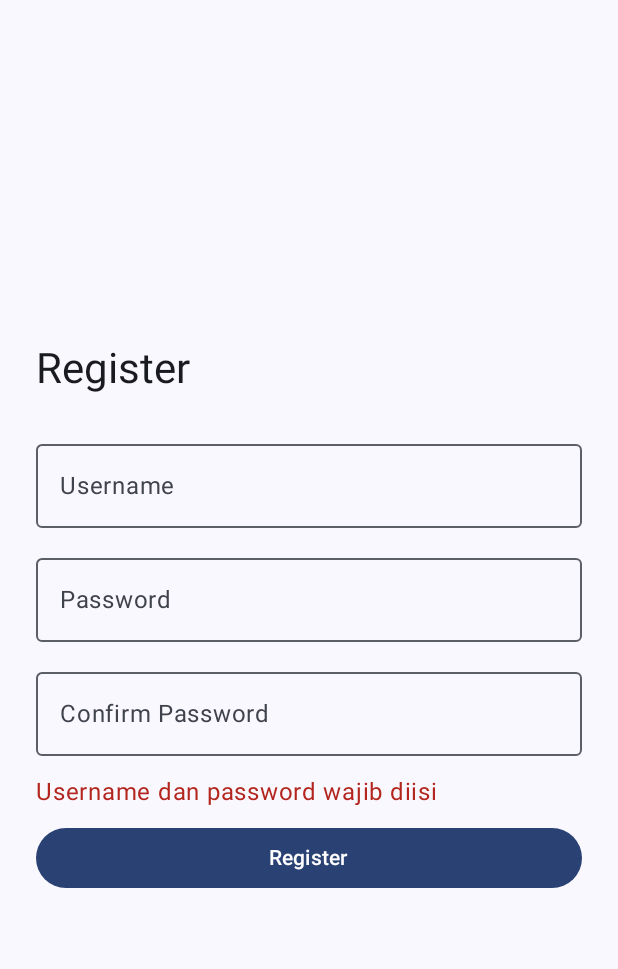
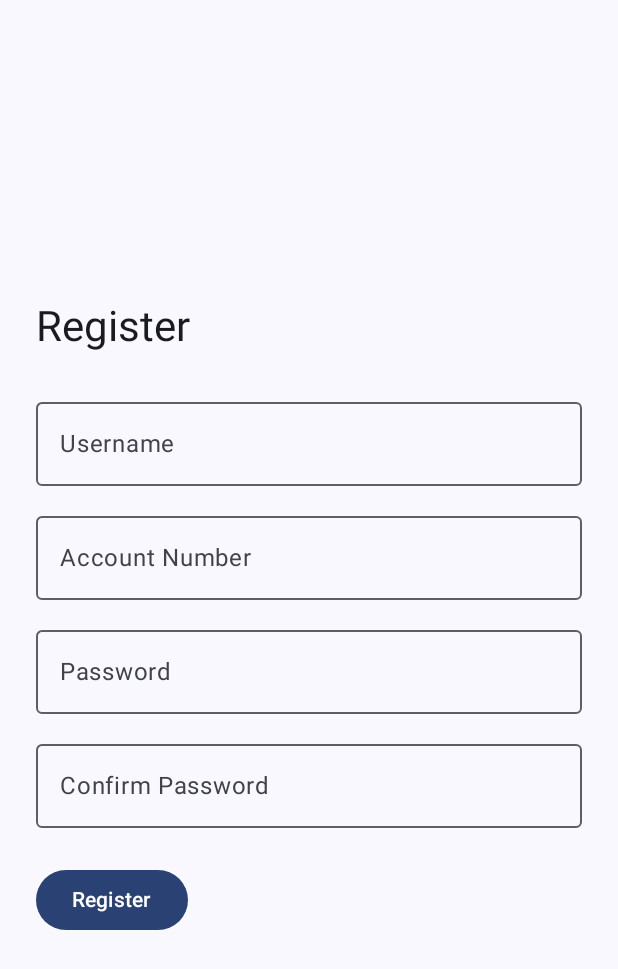
Before and after one commit to Arfi23/FP-PPB-G-MBanking, an Android app built with Jetpack Compose: the RegisterScreen screen opened through its navigation route, after a tap on "Register", on a phone screen of 412 x 824 dp. Shown: the top 969 px of the screen. Run offline under Robolectric (Android 15) with nearby library versions, the phone set to English and light mode, and no system bars.

Commit message:
Fix : Turned the accountnumber and balance into User properties instead of global values

```diff
--- a/app/src/main/java/com/example/mobilebanking/data/model/User.kt
+++ b/app/src/main/java/com/example/mobilebanking/data/model/User.kt
@@ -2,5 +2,7 @@ package com.example.mobilebanking.data.model
 
 data class User(
     val username: String,
-    val password: String
+    val password: String,
+    val accountNumber: String,
+    val balance: Int
 )
--- a/app/src/main/java/com/example/mobilebanking/ui/screen/auth/LoginScreen.kt
+++ b/app/src/main/java/com/example/mobilebanking/ui/screen/auth/LoginScreen.kt
@@ -18,11 +18,7 @@ import androidx.compose.ui.platform.LocalContext
 fun LoginScreen(navController: NavController, viewModel: AuthViewModel = viewModel()) {
     var username by remember { mutableStateOf("") }
     var password by remember { mutableStateOf("") }
-    var errorMessage by remember { mutableStateOf("") }
-
-    // Hard-coded user (nanti bisa diganti DataStore)
-    val validUser = "user1"
-    val validPass = "1234"
+    val context = LocalContext.current
 
     Column(
         modifier = Modifier
@@ -51,15 +47,7 @@ fun LoginScreen(navController: NavController, viewModel: AuthViewModel = viewMod
             visualTransformation = PasswordVisualTransformation()
         )
 
-        Spacer(modifier = Modifier.height(12.dp))
-
-        if (errorMessage.isNotEmpty()) {
-            Text(text = errorMessage, color = MaterialTheme.colorScheme.error)
-            Spacer(modifier = Modifier.height(8.dp))
-        }
-
-        val context = LocalContext.current
-        val coroutineScope = rememberCoroutineScope()
+        Spacer(modifier = Modifier.height(24.dp))
 
         Button(onClick = {
             viewModel.loginUser(username, password) { success ->
@@ -69,7 +57,7 @@ fun LoginScreen(navController: NavController, viewModel: AuthViewModel = viewMod
                         popUpTo("login") { inclusive = true }
                     }
                 } else {
-                    Toast.makeText(context, "Login gagal: Username atau password salah", Toast.LENGTH_SHORT).show()
+                    Toast.makeText(context, "Login gagal", Toast.LENGTH_SHORT).show()
                 }
             }
         }) {
@@ -78,8 +66,10 @@ fun LoginScreen(navController: NavController, viewModel: AuthViewModel = viewMod
 
         Spacer(modifier = Modifier.height(16.dp))
 
-        TextButton(onClick = { navController.navigate("register") }) {
-            Text("Don't have an account? Register")
+        TextButton(onClick = {
+            navController.navigate("register")
+        }) {
+            Text("Belum punya akun? register")
         }
     }
 }
--- a/app/src/main/java/com/example/mobilebanking/ui/screen/auth/RegisterScreen.kt
+++ b/app/src/main/java/com/example/mobilebanking/ui/screen/auth/RegisterScreen.kt
@@ -17,6 +17,8 @@ fun RegisterScreen(navController: NavController, viewModel: AuthViewModel = view
     var username by remember { mutableStateOf("") }
     var password by remember { mutableStateOf("") }
     var confirmPassword by remember { mutableStateOf("") }
+    var accountNumber by remember { mutableStateOf("") }
+
     var errorMessage by remember { mutableStateOf("") }
 
     val context = LocalContext.current
@@ -41,6 +43,15 @@ fun RegisterScreen(navController: NavController, viewModel: AuthViewModel = view
         Spacer(modifier = Modifier.height(12.dp))
 
         OutlinedTextField(
+            value = accountNumber,
+            onValueChange = { accountNumber = it },
+            label = { Text("Account Number") },
+            modifier = Modifier.fillMaxWidth()
+        )
+
+        Spacer(modifier = Modifier.height(12.dp))
+
+        OutlinedTextField(
             value = password,
             onValueChange = { password = it },
             label = { Text("Password") },
@@ -58,38 +69,26 @@ fun RegisterScreen(navController: NavController, viewModel: AuthViewModel = view
             visualTransformation = PasswordVisualTransformation()
         )
 
-        Spacer(modifier = Modifier.height(12.dp))
+        Spacer(modifier = Modifier.height(24.dp))
 
-        if (errorMessage.isNotEmpty()) {
-            Text(text = errorMessage, color = MaterialTheme.colorScheme.error)
-            Spacer(modifier = Modifier.height(8.dp))
-        }
-
-        Button(
-            onClick = {
-                when {
-                    username.isBlank() || password.isBlank() -> {
-                        errorMessage = "Username dan password wajib diisi"
-                    }
-                    password != confirmPassword -> {
-                        errorMessage = "Password dan konfirmasi harus sama"
-                    }
-                    else -> {
-                        errorMessage = ""
-                        viewModel.registerUser(username, password) { success ->
-                            if (success) {
-                                Toast.makeText(context, "Register berhasil", Toast.LENGTH_SHORT).show()
+        Button(onClick = {
+            if (username.isBlank() || password.isBlank() || accountNumber.isBlank()) {
+                Toast.makeText(context, "Semua field harus diisi", Toast.LENGTH_SHORT).show()
+            } else if (password != confirmPassword) {
+                Toast.makeText(context, "Password tidak cocok", Toast.LENGTH_SHORT).show()
+            } else {
+                viewModel.registerUser(username, password, accountNumber) { result ->
+                    if (result) {
+                        Toast.makeText(context, "Registrasi berhasil", Toast.LENGTH_SHORT).show()
                         navController.popBackStack()
                     } else {
                         Toast.makeText(context, "Username sudah terdaftar", Toast.LENGTH_SHORT).show()
                     }
                 }
             }
-                }
-            },
-            modifier = Modifier.fillMaxWidth()
-        ) {
+        }) {
             Text("Register")
         }
+
     }
 }
```
Also changed, not shown: app/src/main/java/com/example/mobilebanking/data/datastore/UserPreferences.kt (+29 -27 lines), app/src/main/java/com/example/mobilebanking/ui/screen/auth/AuthViewModel.kt (+17 -45 lines), app/src/main/java/com/example/mobilebanking/ui/screen/home/HomeScreen.kt (+11 -15 lines). Lines whose indentation alone changed are shown as unchanged.
